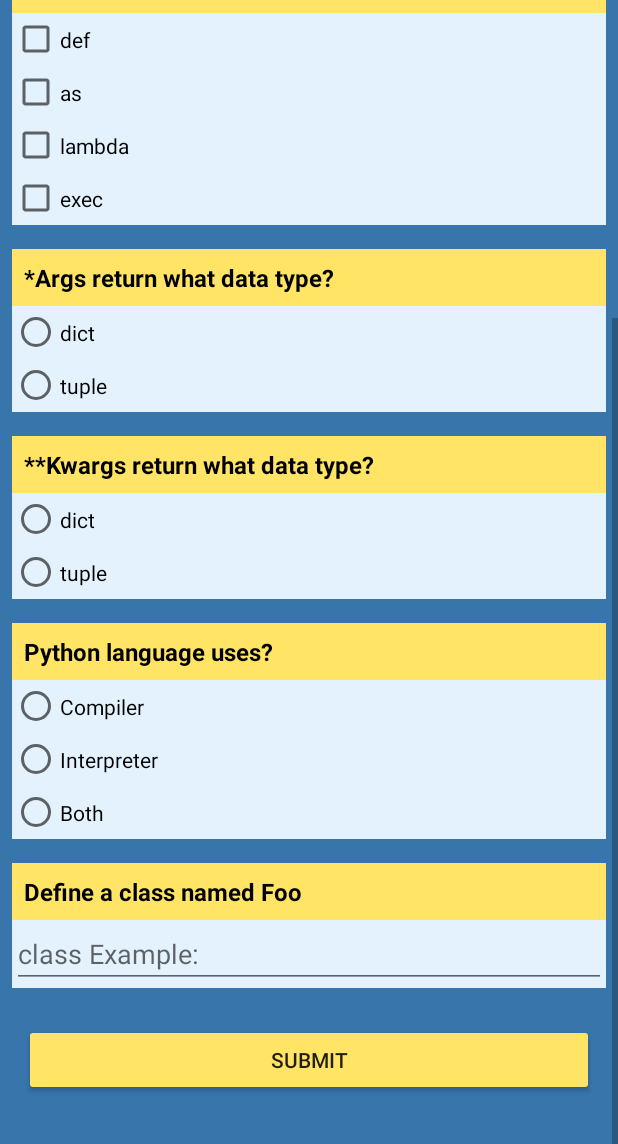
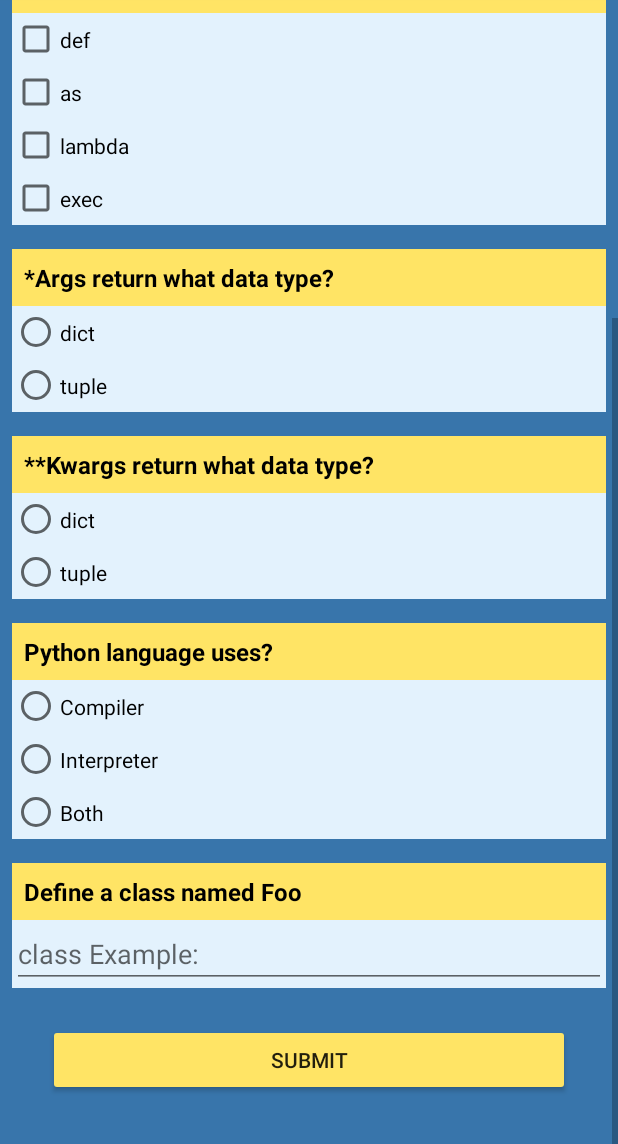
Before and after one commit to mzdhr/QuizAppPython, an Android app: the screen it shows after launch (MainActivity), scrolled down 303 dp, on a phone screen of 412 x 824 dp, the part 92-1236 px from its top. Run offline under Robolectric (Android 15) with nearby library versions, the phone set to English and light mode, and no system bars.

```diff
--- a/app/src/main/res/layout/activity_main.xml
+++ b/app/src/main/res/layout/activity_main.xml
@@ -279,10 +279,7 @@
             android:layout_width="match_parent"
             android:layout_height="wrap_content"
             android:text="@string/button_submit"
-            android:layout_marginTop="16dp"
-            android:layout_marginBottom="32dp"
-            android:layout_marginLeft="16dp"
-            android:layout_marginRight="16dp"
+            style="@style/button_style_submit"
             />
 
     </LinearLayout>
--- a/app/src/main/res/values/styles.xml
+++ b/app/src/main/res/values/styles.xml
@@ -47,4 +47,11 @@
 
     </style>
 
+    <style name="button_style_submit">
+        <item name="android:layout_marginTop">16dp</item>
+        <item name="android:layout_marginBottom">32dp</item>
+        <item name="android:layout_marginLeft">32dp</item>
+        <item name="android:layout_marginRight">32dp</item>
+    </style>
+
 </resources>
```
Also changed, not shown: 3 other files.
